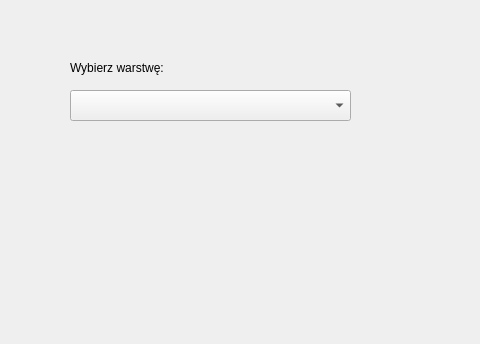
Before: the Qt Designer form wtyczka_1/wtyczka_1_dialog_base.ui in Zaneta002/projekt2, drawn with Qt 5; both pictures show x 0 to 480 and y 0 to 344 of the 564 by 491 pixel window.
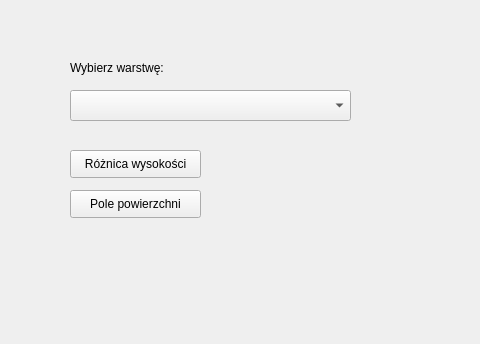
After: the same form once the commit is applied. Custom widgets are drawn as their Qt base class.

```diff
--- a/wtyczka_1/wtyczka_1_dialog_base.ui
+++ b/wtyczka_1/wtyczka_1_dialog_base.ui
@@ -52,6 +52,45 @@
     <string>Wybierz warstwę:</string>
    </property>
   </widget>
+  <widget class="QPushButton" name="pushButton_roznicawys">
+   <property name="geometry">
+    <rect>
+     <x>70</x>
+     <y>150</y>
+     <width>131</width>
+     <height>28</height>
+    </rect>
+   </property>
+   <property name="text">
+    <string>Różnica wysokości</string>
+   </property>
+  </widget>
+  <widget class="QPushButton" name="pushButton_2_polepow">
+   <property name="geometry">
+    <rect>
+     <x>70</x>
+     <y>190</y>
+     <width>131</width>
+     <height>28</height>
+    </rect>
+   </property>
+   <property name="text">
+    <string>Pole powierzchni</string>
+   </property>
+  </widget>
+  <widget class="QLabel" name="label_2_wynik">
+   <property name="geometry">
+    <rect>
+     <x>70</x>
+     <y>250</y>
+     <width>141</width>
+     <height>31</height>
+    </rect>
+   </property>
+   <property name="text">
+    <string/>
+   </property>
+  </widget>
  </widget>
  <customwidgets>
   <customwidget>
```
Left out of the diff: 2 changed lines with no effect on the pictures.
